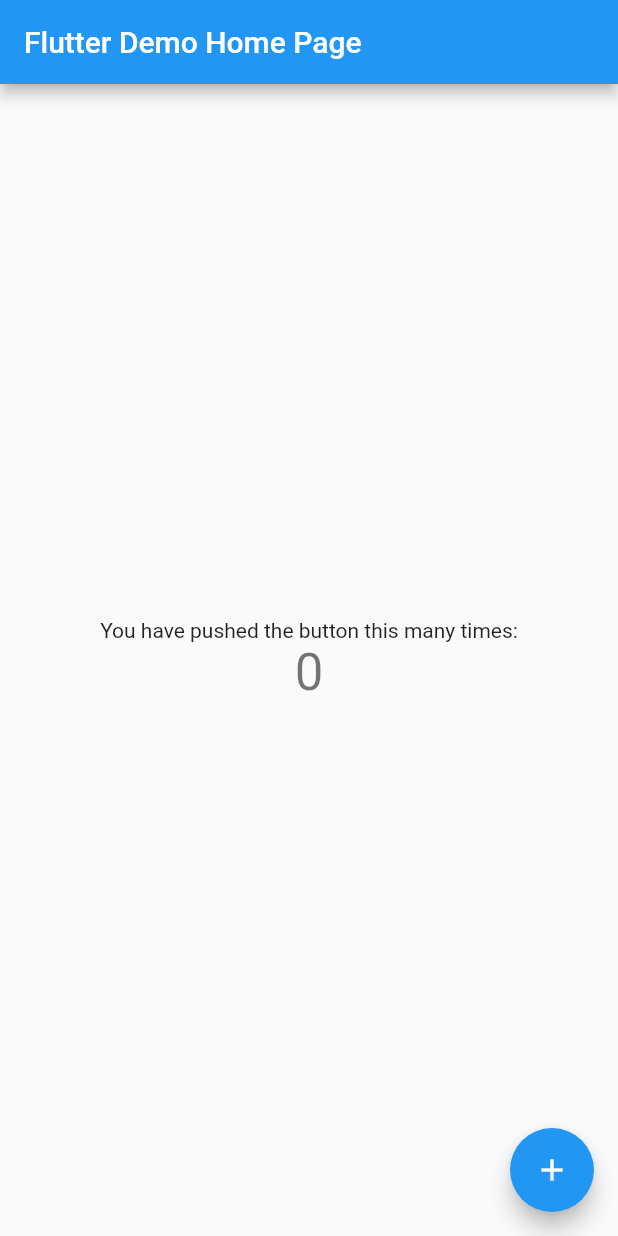
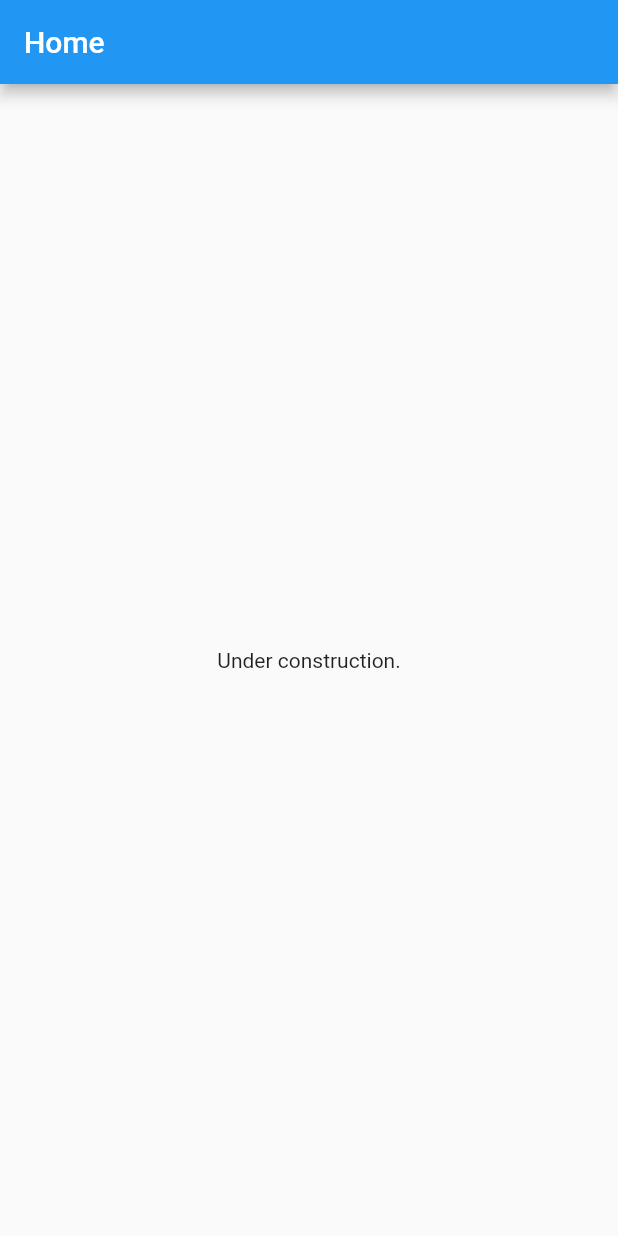
Before and after one commit to neurothrone/ibm-malmoe, a Flutter app: the screen it shows after launch, on a phone screen of 412 x 824 dp. Run offline on Flutter 3.47's test engine with Material 2 defaults, Android fonts, the phone set to English and light mode, and no system bars.

Commit message:
set up and clean up project

```diff
--- a/analysis_options.yaml
+++ b/analysis_options.yaml
@@ -1,29 +1,9 @@
-# This file configures the analyzer, which statically analyzes Dart code to
-# check for errors, warnings, and lints.
-#
-# The issues identified by the analyzer are surfaced in the UI of Dart-enabled
-# IDEs (https://dart.dev/tools#ides-and-editors). The analyzer can also be
-# invoked from the command line by running `flutter analyze`.
+# https://dart.dev/tools/linter-rules
 
-# The following line activates a set of recommended lints for Flutter apps,
-# packages, and plugins designed to encourage good coding practices.
 include: package:flutter_lints/flutter.yaml
 
 linter:
-  # The lint rules applied to this project can be customized in the
-  # section below to disable rules from the `package:flutter_lints/flutter.yaml`
-  # included above or to enable additional rules. A list of all available lints
-  # and their documentation is published at
-  # https://dart-lang.github.io/linter/lints/index.html.
-  #
-  # Instead of disabling a lint rule for the entire project in the
-  # section below, it can also be suppressed for a single line of code
-  # or a specific dart file by using the `// ignore: name_of_lint` and
-  # `// ignore_for_file: name_of_lint` syntax on the line or in the file
-  # producing the lint.
   rules:
-    # avoid_print: false  # Uncomment to disable the `avoid_print` rule
-    # prefer_single_quotes: true  # Uncomment to enable the `prefer_single_quotes` rule
-
-# Additional information about this file can be found at
-# https://dart.dev/guides/language/analysis-options
+    prefer_relative_imports: true
+    avoid_print: true
+    prefer_single_quotes: false
--- /dev/null
+++ b/lib/home/home_screen.dart
@@ -0,0 +1,17 @@
+import 'package:flutter/material.dart';
+
+class HomeScreen extends StatelessWidget {
+  const HomeScreen({Key? key}) : super(key: key);
+
+  @override
+  Widget build(BuildContext context) {
+    return Scaffold(
+      appBar: AppBar(
+        title: const Text("Home"),
+      ),
+      body: const Center(
+        child: Text("Under construction."),
+      ),
+    );
+  }
+}
--- a/lib/main.dart
+++ b/lib/main.dart
@@ -1,4 +1,7 @@
 import 'package:flutter/material.dart';
+
+import 'home/home_screen.dart';
+
 
 void main() {
   runApp(const MyApp());
@@ -7,109 +10,15 @@ void main() {
 class MyApp extends StatelessWidget {
   const MyApp({super.key});
 
-  // This widget is the root of your application.
   @override
   Widget build(BuildContext context) {
     return MaterialApp(
-      title: 'Flutter Demo',
+      title: "IBM Malmoe",
+      debugShowCheckedModeBanner: false,
       theme: ThemeData(
-        // This is the theme of your application.
-        //
-        // Try running your application with "flutter run". You'll see the
-        // application has a blue toolbar. Then, without quitting the app, try
-        // changing the primarySwatch below to Colors.green and then invoke
-        // "hot reload" (press "r" in the console where you ran "flutter run",
-        // or simply save your changes to "hot reload" in a Flutter IDE).
-        // Notice that the counter didn't reset back to zero; the application
-        // is not restarted.
         primarySwatch: Colors.blue,
       ),
-      home: const MyHomePage(title: 'Flutter Demo Home Page'),
+      home: const HomeScreen(),
     );
   }
 }
-
-class MyHomePage extends StatefulWidget {
-  const MyHomePage({super.key, required this.title});
-
-  // This widget is the home page of your application. It is stateful, meaning
-  // that it has a State object (defined below) that contains fields that affect
-  // how it looks.
-
-  // This class is the configuration for the state. It holds the values (in this
-  // case the title) provided by the parent (in this case the App widget) and
-  // used by the build method of the State. Fields in a Widget subclass are
-  // always marked "final".
-
-  final String title;
-
-  @override
-  State<MyHomePage> createState() => _MyHomePageState();
-}
-
-class _MyHomePageState extends State<MyHomePage> {
-  int _counter = 0;
-
-  void _incrementCounter() {
-    setState(() {
-      // This call to setState tells the Flutter framework that something has
-      // changed in this State, which causes it to rerun the build method below
-      // so that the display can reflect the updated values. If we changed
-      // _counter without calling setState(), then the build method would not be
-      // called again, and so nothing would appear to happen.
-      _counter++;
-    });
-  }
-
-  @override
-  Widget build(BuildContext context) {
-    // This method is rerun every time setState is called, for instance as done
-    // by the _incrementCounter method above.
-    //
-    // The Flutter framework has been optimized to make rerunning build methods
-    // fast, so that you can just rebuild anything that needs updating rather
-    // than having to individually change instances of widgets.
-    return Scaffold(
-      appBar: AppBar(
-        // Here we take the value from the MyHomePage object that was created by
-        // the App.build method, and use it to set our appbar title.
-        title: Text(widget.title),
-      ),
-      body: Center(
-        // Center is a layout widget. It takes a single child and positions it
-        // in the middle of the parent.
-        child: Column(
-          // Column is also a layout widget. It takes a list of children and
-          // arranges them vertically. By default, it sizes itself to fit its
-          // children horizontally, and tries to be as tall as its parent.
-          //
-          // Invoke "debug painting" (press "p" in the console, choose the
-          // "Toggle Debug Paint" action from the Flutter Inspector in Android
-          // Studio, or the "Toggle Debug Paint" command in Visual Studio Code)
-          // to see the wireframe for each widget.
-          //
-          // Column has various properties to control how it sizes itself and
-          // how it positions its children. Here we use mainAxisAlignment to
-          // center the children vertically; the main axis here is the vertical
-          // axis because Columns are vertical (the cross axis would be
-          // horizontal).
-          mainAxisAlignment: MainAxisAlignment.center,
-          children: <Widget>[
-            const Text(
-              'You have pushed the button this many times:',
-            ),
-            Text(
-              '$_counter',
-              style: Theme.of(context).textTheme.headlineMedium,
-            ),
-          ],
-        ),
-      ),
-      floatingActionButton: FloatingActionButton(
-        onPressed: _incrementCounter,
-        tooltip: 'Increment',
-        child: const Icon(Icons.add),
-      ), // This trailing comma makes auto-formatting nicer for build methods.
-    );
-  }
-}
```
Also changed, not shown: pubspec.yaml (+4 -70 lines), pubspec.lock.
